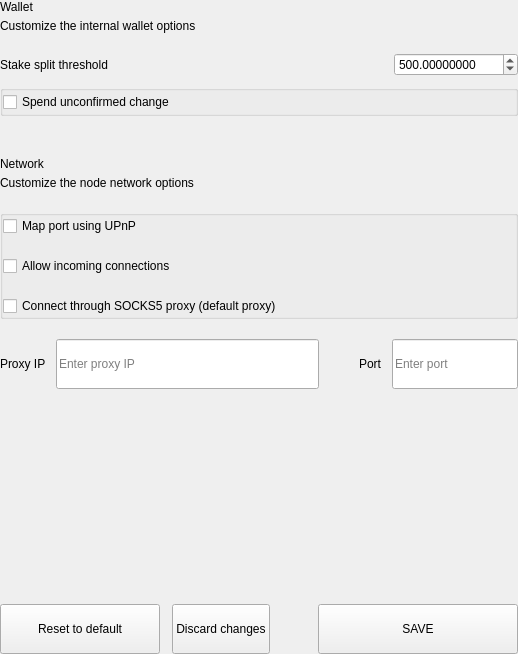
Old version of the form src/qt/blkc/settings/forms/settingswalletoptionswidget.ui in the repository BlackHatCoin/BlackHatWallet.
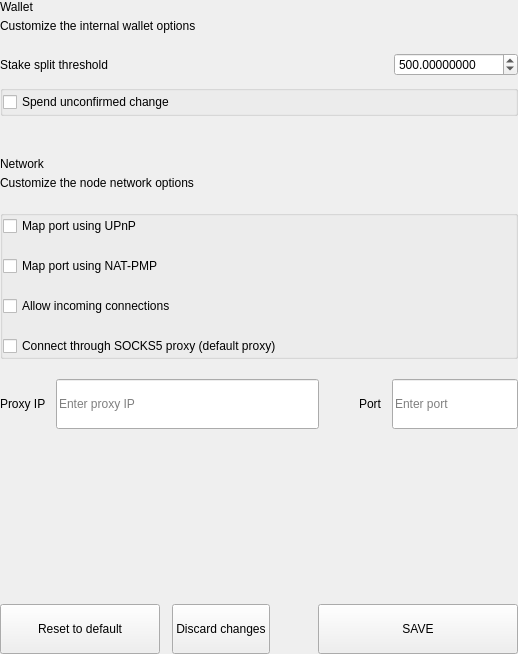
New version of the form.

What changed in the file:
```diff
--- a/src/qt/blkc/settings/forms/settingswalletoptionswidget.ui
+++ b/src/qt/blkc/settings/forms/settingswalletoptionswidget.ui
@@ -296,6 +296,16 @@
              </property>
             </widget>
            </item>
+           <item>
+            <widget class="QCheckBox" name="mapPortNatpmp">
+             <property name="toolTip">
+              <string>Automatically open the BlackHat client port on the router. This only works when your router supports NAT-PMP and it is enabled. The external port could be random.</string>
+             </property>
+             <property name="text">
+              <string>Map port using NAT-PMP</string>
+             </property>
+            </widget>
+           </item>
            <item>
             <widget class="QCheckBox" name="checkBoxAllow">
              <property name="text">
```
Left out of the diff: 2 changed lines with no effect on the pictures.
